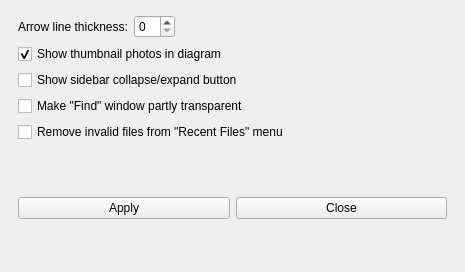
Qt form gui/preferenceswindow.ui (martinvanzijl/genealogy-maker) before a commit.
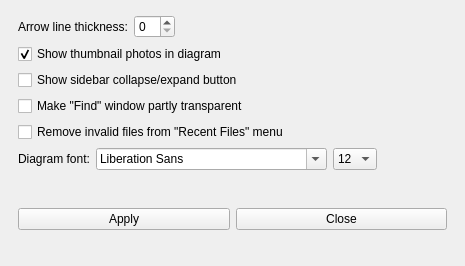
The same form after that commit.

Commit message:
Allow changing diagram font (#71)
Fixes #64.

What changed in the file:
```diff
--- a/gui/preferenceswindow.ui
+++ b/gui/preferenceswindow.ui
@@ -7,7 +7,7 @@
     <x>0</x>
     <y>0</y>
     <width>465</width>
-    <height>272</height>
+    <height>266</height>
    </rect>
   </property>
   <property name="windowTitle">
@@ -124,6 +124,75 @@
          </property>
         </widget>
        </item>
+       <item>
+        <widget class="QFrame" name="frameDiagramFont">
+         <property name="frameShape">
+          <enum>QFrame::NoFrame</enum>
+         </property>
+         <property name="frameShadow">
+          <enum>QFrame::Raised</enum>
+         </property>
+         <layout class="QHBoxLayout" name="horizontalLayout_3">
+          <property name="leftMargin">
+           <number>0</number>
+          </property>
+          <property name="topMargin">
+           <number>0</number>
+          </property>
+          <property name="rightMargin">
+           <number>0</number>
+          </property>
+          <property name="bottomMargin">
+           <number>0</number>
+          </property>
+          <item>
+           <widget class="QLabel" name="labelDiagramFont">
+            <property name="text">
+             <string>Diagram font:</string>
+            </property>
+           </widget>
+          </item>
+          <item>
+           <widget class="QFontComboBox" name="fontComboBoxDiagramFont"/>
+          </item>
+          <item>
+           <widget class="QComboBox" name="comboBoxDiagramFontSize">
+            <property name="currentText">
+             <string>12</string>
+            </property>
+            <item>
+             <property name="text">
+              <string>12</string>
+             </property>
+            </item>
+            <item>
+             <property name="text">
+              <string>14</string>
+             </property>
+            </item>
+            <item>
+             <property name="text">
+              <string>16</string>
+             </property>
+            </item>
+           </widget>
+          </item>
+          <item>
+           <spacer name="horizontalSpacerFont">
+            <property name="orientation">
+             <enum>Qt::Horizontal</enum>
+            </property>
+            <property name="sizeHint" stdset="0">
+             <size>
+              <width>40</width>
+              <height>20</height>
+             </size>
+            </property>
+           </spacer>
+          </item>
+         </layout>
+        </widget>
+       </item>
       </layout>
      </widget>
     </item>
```
The commit also changes 8 other files.
